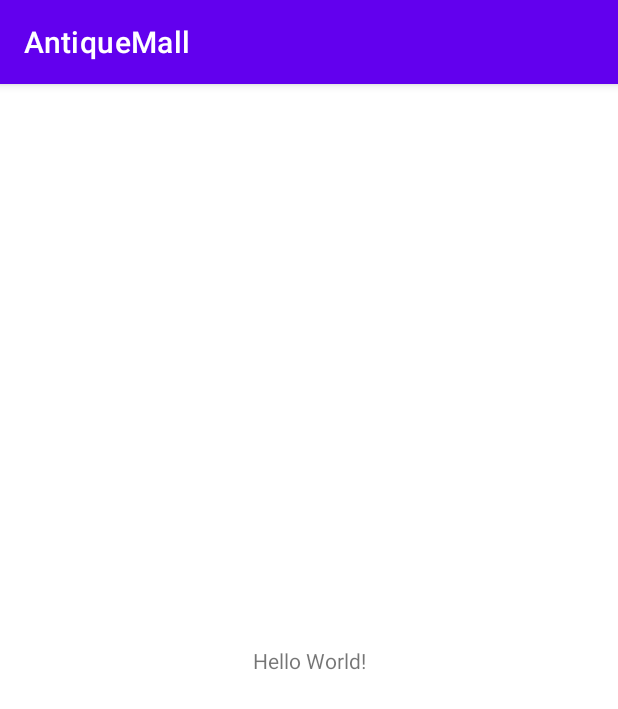
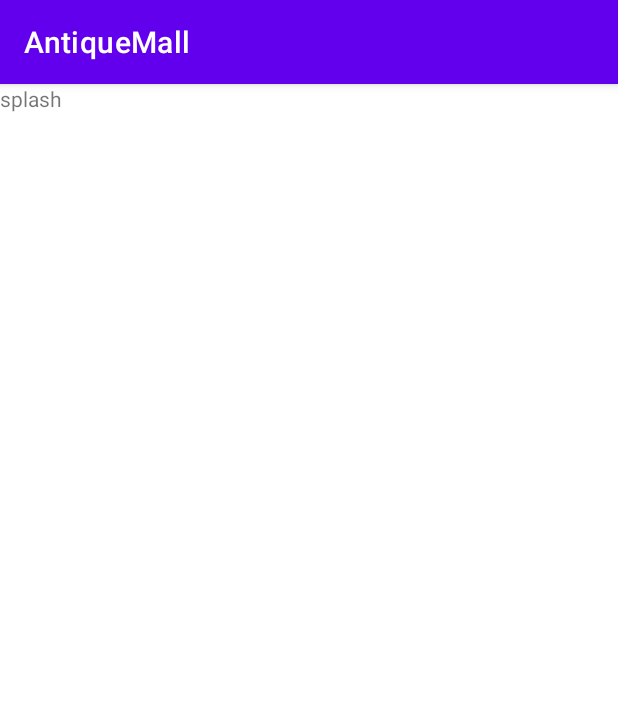
Before and after one commit to oguz-sahin/AntiqueMall, an Android app: the screen it shows after launch (MainActivity), on a phone screen of 412 x 824 dp. Shown: the top 709 px of the screen. Run offline under Robolectric (Android 15) with nearby library versions, the phone set to English and light mode, and no system bars; our stand-ins replace Dagger/Hilt's generated code, navigation-ui.

Commit message:
base fragment and splash add also navigation configure.

```diff
--- a/app/build.gradle
+++ b/app/build.gradle
@@ -29,9 +29,16 @@ android {
         sourceCompatibility JavaVersion.VERSION_1_8
         targetCompatibility JavaVersion.VERSION_1_8
     }
+
+    buildFeatures {
+        dataBinding true
+        viewBinding true
+    }
+
     kotlinOptions {
         jvmTarget = '1.8'
     }
+
 }
 
 dependencies {
@@ -47,6 +54,9 @@ dependencies {
 
     //Constraint Layout
     implementation "androidx.constraintlayout:constraintlayout:$constraintlayout_version"
+
+    //Legacy Support
+    implementation "androidx.legacy:legacy-support-v4:$legacy_support_version"
 
 
     //Test
--- a/app/src/main/AndroidManifest.xml
+++ b/app/src/main/AndroidManifest.xml
@@ -11,7 +11,7 @@
         android:supportsRtl="true"
         android:theme="@style/Theme.AntiqueMall">
         <activity
-            android:name=".MainActivity"
+            android:name=".ui.MainActivity"
             android:exported="true">
             <intent-filter>
                 <action android:name="android.intent.action.MAIN" />
--- a/app/src/main/java/com/example/antiquemall/MainActivity.kt
+++ /dev/null
@@ -1,13 +0,0 @@
-package com.example.antiquemall
-
-import androidx.appcompat.app.AppCompatActivity
-import android.os.Bundle
-import dagger.hilt.android.AndroidEntryPoint
-
-@AndroidEntryPoint
-class MainActivity : AppCompatActivity() {
-    override fun onCreate(savedInstanceState: Bundle?) {
-        super.onCreate(savedInstanceState)
-        setContentView(R.layout.activity_main)
-    }
-}
--- /dev/null
+++ b/app/src/main/java/com/example/antiquemall/base/BaseFragment.kt
@@ -0,0 +1,36 @@
+package com.example.antiquemall.base
+
+import android.os.Bundle
+import android.view.LayoutInflater
+import android.view.View
+import android.view.ViewGroup
+import androidx.fragment.app.Fragment
+import androidx.viewbinding.ViewBinding
+
+/**
+ * Created by Oguz Sahin on 9/7/2021.
+ */
+typealias Inflate<T> = (LayoutInflater, ViewGroup?, Boolean) -> T
+
+abstract class BaseFragment<VB : ViewBinding>(
+    private val inflate: Inflate<VB>
+) : Fragment() {
+
+    private var _binding: VB? = null
+    val binding get() = _binding!!
+
+    override fun onCreateView(
+        inflater: LayoutInflater,
+        container: ViewGroup?,
+        savedInstanceState: Bundle?
+    ): View? {
+        _binding = inflate.invoke(inflater, container, false)
+        return binding.root
+    }
+
+    override fun onDestroyView() {
+        super.onDestroyView()
+        _binding = null
+    }
+
+}
--- /dev/null
+++ b/app/src/main/java/com/example/antiquemall/ui/MainActivity.kt
@@ -0,0 +1,51 @@
+package com.example.antiquemall.ui
+
+import android.os.Bundle
+import androidx.appcompat.app.AppCompatActivity
+import androidx.navigation.NavController
+import androidx.navigation.fragment.NavHostFragment
+import androidx.navigation.ui.setupWithNavController
+import com.example.antiquemall.R
+import com.example.antiquemall.databinding.ActivityMainBinding
+import com.example.antiquemall.util.gone
+import com.example.antiquemall.util.visible
+import dagger.hilt.android.AndroidEntryPoint
+
+@AndroidEntryPoint
+class MainActivity : AppCompatActivity() {
+    private lateinit var binding: ActivityMainBinding
+    override fun onCreate(savedInstanceState: Bundle?) {
+        super.onCreate(savedInstanceState)
+        binding = ActivityMainBinding.inflate(layoutInflater).also {
+            setContentView(it.root)
+        }
+        setUpNavigation()
+        setNavMenuVisibility()
+    }
+
+    private fun setUpNavigation() {
+        val navController = getNavController()
+        binding.bottomNavigationView.setupWithNavController(navController)
+    }
+
+    private fun setNavMenuVisibility() {
+        val navController = getNavController()
+        navController.addOnDestinationChangedListener { _, destination, _ ->
+            when (destination.id) {
+                R.id.splashFragment -> {
+                    binding.bottomNavigationView.gone()
+                }
+                else -> {
+                    binding.bottomNavigationView.visible()
+                }
+            }
+        }
+    }
+
+
+    private fun getNavController(): NavController {
+        val navHostFragment =
+            supportFragmentManager.findFragmentById(R.id.navHostFragmentContainer) as NavHostFragment
+        return navHostFragment.navController
+    }
+}
--- /dev/null
+++ b/app/src/main/java/com/example/antiquemall/ui/splash/SplashFragment.kt
@@ -0,0 +1,12 @@
+package com.example.antiquemall.ui.splash
+
+import com.example.antiquemall.base.BaseFragment
+import com.example.antiquemall.databinding.FragmentSplashBinding
+
+
+class SplashFragment : BaseFragment<FragmentSplashBinding>(
+    inflate = FragmentSplashBinding::inflate
+) {
+
+
+}
--- /dev/null
+++ b/app/src/main/java/com/example/antiquemall/util/ViewExt.kt
@@ -0,0 +1,16 @@
+package com.example.antiquemall.util
+
+import android.view.View
+
+/**
+ * Created by Oguz Sahin on 9/7/2021.
+ */
+
+fun View.visible() {
+    visibility = View.VISIBLE
+}
+
+
+fun View.gone() {
+    visibility = View.GONE
+}
--- a/app/src/main/res/layout/activity_main.xml
+++ b/app/src/main/res/layout/activity_main.xml
@@ -4,15 +4,27 @@
     xmlns:tools="http://schemas.android.com/tools"
     android:layout_width="match_parent"
     android:layout_height="match_parent"
-    tools:context=".MainActivity">
+    tools:context=".ui.MainActivity">
 
-    <TextView
-        android:layout_width="wrap_content"
+    <androidx.fragment.app.FragmentContainerView
+        android:id="@+id/navHostFragmentContainer"
+        android:name="androidx.navigation.fragment.NavHostFragment"
+        android:layout_width="0dp"
+        android:layout_height="0dp"
+        app:defaultNavHost="true"
+        app:layout_constraintBottom_toTopOf="@+id/bottomNavigationView"
+        app:layout_constraintEnd_toEndOf="parent"
+        app:layout_constraintStart_toStartOf="parent"
+        app:layout_constraintTop_toTopOf="parent"
+        app:navGraph="@navigation/nav_graph" />
+
+    <com.google.android.material.bottomnavigation.BottomNavigationView
+        android:id="@+id/bottomNavigationView"
+        android:layout_width="0dp"
         android:layout_height="wrap_content"
-        android:text="Hello World!"
         app:layout_constraintBottom_toBottomOf="parent"
-        app:layout_constraintLeft_toLeftOf="parent"
-        app:layout_constraintRight_toRightOf="parent"
-        app:layout_constraintTop_toTopOf="parent" />
+        app:layout_constraintEnd_toEndOf="parent"
+        app:layout_constraintStart_toStartOf="parent" />
+
 
 </androidx.constraintlayout.widget.ConstraintLayout>
--- /dev/null
+++ b/app/src/main/res/layout/fragment_splash.xml
@@ -0,0 +1,13 @@
+<?xml version="1.0" encoding="utf-8"?>
+<FrameLayout xmlns:android="http://schemas.android.com/apk/res/android"
+    xmlns:tools="http://schemas.android.com/tools"
+    android:layout_width="match_parent"
+    android:layout_height="match_parent"
+    tools:context=".ui.splash.SplashFragment">
+
+    <TextView
+        android:layout_width="match_parent"
+        android:layout_height="match_parent"
+        android:text="splash" />
+
+</FrameLayout>
--- /dev/null
+++ b/app/src/main/res/navigation/nav_graph.xml
@@ -0,0 +1,12 @@
+<?xml version="1.0" encoding="utf-8"?>
+<navigation xmlns:android="http://schemas.android.com/apk/res/android"
+    xmlns:app="http://schemas.android.com/apk/res-auto"
+    xmlns:tools="http://schemas.android.com/tools"
+    android:id="@+id/nav_graph"
+    app:startDestination="@id/splashFragment">
+    <fragment
+        android:id="@+id/splashFragment"
+        android:name="com.example.antiquemall.ui.splash.SplashFragment"
+        android:label="fragment_splash"
+        tools:layout="@layout/fragment_splash" />
+</navigation>
--- a/build.gradle
+++ b/build.gradle
@@ -2,7 +2,7 @@
 buildscript {
     ext {
         gradle_version = "7.0.2"
-        kotlin_version = "1.5.10"
+        kotlin_version = "1.5.20"
         core_version = "1.6.0"
         appcompat_version = "1.3.1"
         material_version = "1.4.0"
@@ -24,6 +24,7 @@ buildscript {
         lottieVersion = "3.6.1"
         room_version = "2.3.0"
         circle_image_view_version = "3.1.0"
+        legacy_support_version = "1.0.0"
     }
 
     repositories {
--- a/gradle.properties
+++ b/gradle.properties
@@ -19,3 +19,4 @@ android.useAndroidX=true
 android.enableJetifier=true
 # Kotlin code style for this project: "official" or "obsolete":
 kotlin.code.style=official
+kapt.use.worker.api=false
```
